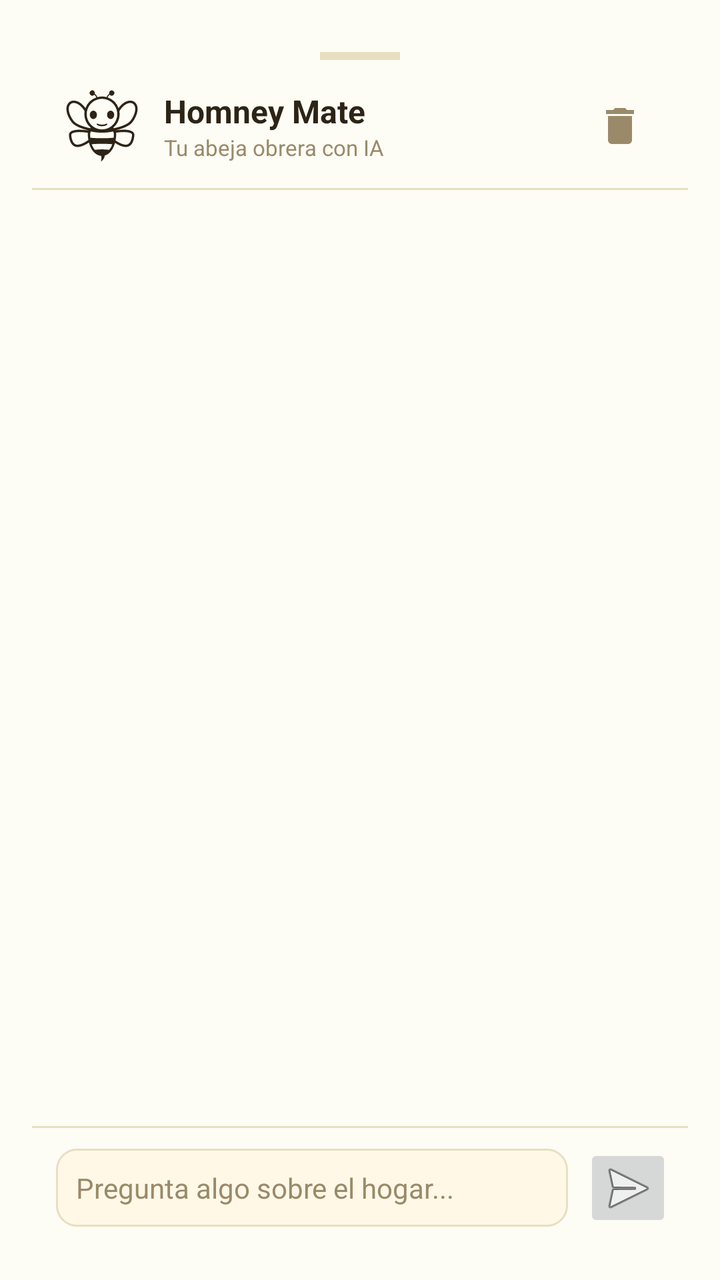
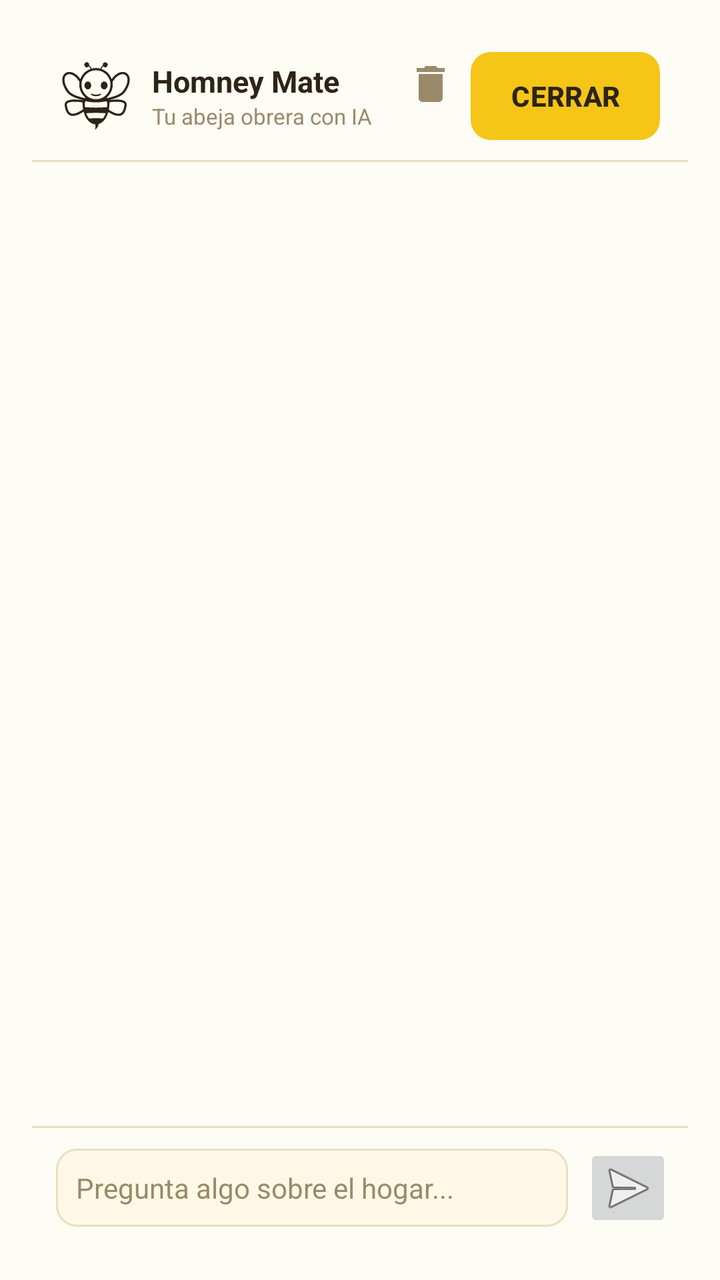

Two renders of the same Android screen: before a commit and after it. Below are the layout's source before the change and the commit's diff.
<!-- AndroidManifest.xml: application theme Theme.HomneyApp -->
<!-- res/layout/fragment_hogar_ai_chat.xml -->
<?xml version="1.0" encoding="utf-8"?>
<LinearLayout
    xmlns:android="http://schemas.android.com/apk/res/android"
    android:layout_width="match_parent"
    android:layout_height="match_parent"
    android:orientation="vertical"
    android:background="@color/background"
    android:padding="@dimen/activity_vertical_margin">

    
    <View
        android:layout_width="40dp"
        android:layout_height="4dp"
        android:layout_gravity="center_horizontal"
        android:layout_marginTop="10dp"
        android:layout_marginBottom="6dp"
        android:background="@color/border" />

    
    <LinearLayout
        android:layout_width="match_parent"
        android:layout_height="wrap_content"
        android:orientation="horizontal"
        android:gravity="center_vertical"
        android:paddingStart="16dp"
        android:paddingEnd="16dp"
        android:paddingTop="8dp"
        android:paddingBottom="12dp">

        <ImageView
            android:layout_width="38dp"
            android:layout_height="38dp"
            android:src="@drawable/homney_mate"
            android:layout_marginEnd="12dp" />

        <LinearLayout
            android:layout_width="0dp"
            android:layout_height="wrap_content"
            android:layout_weight="1"
            android:orientation="vertical">

            <TextView
                android:layout_width="wrap_content"
                android:layout_height="wrap_content"
                android:text="Homney Mate"
                android:textColor="@color/text"
                android:textSize="16sp"
                android:textStyle="bold" />

            <TextView
                android:layout_width="wrap_content"
                android:layout_height="wrap_content"
                android:text="Tu abeja obrera con IA"
                style="@style/Homney.Text.Muted"
                android:textSize="11sp" />
        </LinearLayout>

        <ImageButton
            android:id="@+id/btn_limpiar_historial"
            android:layout_width="36dp"
            android:layout_height="36dp"
            android:src="@drawable/ic_limpiar_chat"
            android:contentDescription="Limpiar historial"
            android:background="?attr/selectableItemBackgroundBorderless"
            android:padding="6dp" />

    </LinearLayout>

    
    <View
        android:layout_width="match_parent"
        android:layout_height="1dp"
        android:background="@color/border" />

    
    <ScrollView
        android:id="@+id/scroll_chat"
        android:layout_width="match_parent"
        android:layout_height="0dp"
        android:layout_weight="1"
        android:fillViewport="false"
        android:clipToPadding="false">

        <LinearLayout
            android:id="@+id/ll_mensajes"
            android:layout_width="match_parent"
            android:layout_height="wrap_content"
            android:orientation="vertical"
            android:padding="14dp" />

    </ScrollView>

    
    <ProgressBar
        android:id="@+id/loading_ia"
        android:layout_width="wrap_content"
        android:layout_height="24dp"
        android:layout_gravity="start"
        android:layout_marginStart="18dp"
        android:layout_marginBottom="4dp"
        android:visibility="gone"
        style="?android:attr/progressBarStyleSmall" />

    
    <View
        android:layout_width="match_parent"
        android:layout_height="1dp"
        android:background="@color/border" />

    
    <Button
        android:id="@+id/btn_aceptar_bienvenida"
        style="@style/Homney.Button.Primary"
        android:layout_width="match_parent"
        android:layout_height="wrap_content"
        android:layout_marginStart="16dp"
        android:layout_marginEnd="16dp"
        android:layout_marginTop="10dp"
        android:layout_marginBottom="12dp"
        android:text="¡Entendido! Ir a la colmena 🍯"
        android:visibility="gone" />

    
    <LinearLayout
        android:id="@+id/ll_barra_entrada"
        android:layout_width="match_parent"
        android:layout_height="wrap_content"
        android:orientation="horizontal"
        android:gravity="center_vertical"
        android:paddingStart="12dp"
        android:paddingEnd="8dp"
        android:paddingTop="8dp"
        android:paddingBottom="8dp">

        <EditText
            android:id="@+id/et_pregunta"
            android:layout_width="0dp"
            android:layout_height="wrap_content"
            android:layout_weight="1"
            android:hint="Pregunta algo sobre el hogar..."
            android:background="@drawable/bg_input"
            android:padding="10dp"
            android:textSize="14sp"
            android:textColor="@color/text"
            android:textColorHint="@color/muted"
            android:inputType="textMultiLine|textCapSentences"
            android:maxLines="3"
            android:layout_marginEnd="8dp" />

        <ImageButton
            android:id="@+id/btn_enviar_ia"
            android:layout_width="44dp"
            android:layout_height="44dp"
            android:src="@android:drawable/ic_menu_send"
            android:contentDescription="Enviar"
            android:padding="10dp" />

    </LinearLayout>

</LinearLayout>
<!-- resources referenced by this layout -->
<resources>
  <color name="background">#FDFCF5</color>
  <color name="border">#E8DFC0</color>
  <color name="muted">#9A8A6A</color>
  <color name="text">#2D2416</color>
  <dimen name="activity_vertical_margin">16dp</dimen>
  <!-- drawable bg_input (drawable) -->
  <?xml version="1.0" encoding="utf-8"?>
  <selector xmlns:android="http://schemas.android.com/apk/res/android">
  
      
      <item android:state_focused="true">
          <shape android:shape="rectangle">
              <solid android:color="@color/surface_two" />
              <stroke android:width="2dp" android:color="@color/accent" />
              <corners android:radius="10dp" />
          </shape>
      </item>
  
      
      <item>
          <shape android:shape="rectangle">
              <solid android:color="@color/surface_two" />
              <stroke android:width="1dp" android:color="@color/border" />
              <corners android:radius="10dp" />
          </shape>
      </item>
  
  </selector>
  <!-- drawable ic_limpiar_chat (drawable) -->
  <vector xmlns:android="http://schemas.android.com/apk/res/android"
      android:width="24dp"
      android:height="24dp"
      android:viewportWidth="24"
      android:viewportHeight="24">
      <path
          android:fillColor="@color/muted"
          android:pathData="M6,19c0,1.1 0.9,2 2,2h8c1.1,0 2,-0.9 2,-2V7H6v12zM19,4h-3.5l-1,-1h-5l-1,1H5v2h14V4z"/>
  </vector>
  <style name="Homney.Button.Primary" parent="Homney.Button.Base">
          <item name="android:background">@drawable/bg_button_primary</item>
          <item name="android:textColor">@color/text</item>
      </style>
  <style name="Homney.Text.Muted" parent="Homney.Text">
          <item name="android:textColor">@color/muted</item>
          <item name="android:textSize">12sp</item>
      </style>
  <style name="Theme.HomneyApp" parent="Theme.MaterialComponents.DayNight.DarkActionBar">
          
          <item name="colorPrimary">@color/accent</item>
          <item name="colorPrimaryVariant">@color/accent_dark</item>
          <item name="colorOnPrimary">@color/text</item>
          
          <item name="colorSecondary">@color/green</item>
          <item name="colorSecondaryVariant">@color/green_dark</item>
          <item name="colorOnSecondary">@color/text</item>
          
          <item name="android:colorBackground">@color/background</item>
          <item name="colorSurface">@color/surface</item>
          <item name="colorOnSurface">@color/text</item>
          
          <item name="android:statusBarColor" tools:targetApi="l">@color/accent_dark</item>
      </style>
  <color name="surface_two">#FFF8E7</color>
  <color name="accent">#F5C518</color>
  <style name="Homney.Button.Base" parent="Widget.AppCompat.Button">
          <item name="android:minHeight">44dp</item>
          <item name="android:paddingLeft">20dp</item>
          <item name="android:paddingRight">20dp</item>
          <item name="android:paddingTop">10dp</item>
          <item name="android:paddingBottom">10dp</item>
          <item name="android:textSize">14sp</item>
          <item name="android:textStyle">bold</item>
          <item name="android:fontFamily">sans-serif-medium</item>
          <item name="android:letterSpacing">0.01</item>
          <item name="android:stateListAnimator">@null</item>
          <item name="android:insetTop">0dp</item>
          <item name="android:insetBottom">0dp</item>
      </style>
  <style name="Homney.Text" parent="" />
  <color name="accent_dark">#D4A80E</color>
  <color name="green">#7CC87A</color>
  <color name="green_dark">#58A856</color>
  <color name="surface">#FFFFFFFF</color>
  <color name="accent_disabled">#8CF5C518</color>
  <!-- unchanged entries left out for length: 2 -->
</resources>

<!-- the commit's change to res/layout/fragment_hogar_ai_chat.xml (unified diff, before → after) -->
@@ -8,33 +8,25 @@
     android:padding="@dimen/activity_vertical_margin">
 
     
-    <View
-        android:layout_width="40dp"
-        android:layout_height="4dp"
-        android:layout_gravity="center_horizontal"
-        android:layout_marginTop="10dp"
-        android:layout_marginBottom="6dp"
-        android:background="@color/border" />
-
-    
     <LinearLayout
         android:layout_width="match_parent"
         android:layout_height="wrap_content"
         android:orientation="horizontal"
         android:gravity="center_vertical"
-        android:paddingStart="16dp"
-        android:paddingEnd="16dp"
-        android:paddingTop="8dp"
-        android:paddingBottom="12dp">
+        android:paddingStart="14dp"
+        android:paddingEnd="10dp"
+        android:paddingTop="10dp"
+        android:paddingBottom="10dp">
 
         <ImageView
-            android:layout_width="38dp"
-            android:layout_height="38dp"
+            android:layout_width="36dp"
+            android:layout_height="36dp"
             android:src="@drawable/homney_mate"
-            android:layout_marginEnd="12dp" />
+            android:layout_marginEnd="10dp"
+            />
 
         <LinearLayout
-            android:layout_width="0dp"
+            android:layout_width="226dp"
             android:layout_height="wrap_content"
             android:layout_weight="1"
             android:orientation="vertical">
@@ -44,25 +36,45 @@
                 android:layout_height="wrap_content"
                 android:text="Homney Mate"
                 android:textColor="@color/text"
-                android:textSize="16sp"
+                android:textSize="15sp"
                 android:textStyle="bold" />
 
             <TextView
+                style="@style/Homney.Text.Muted"
                 android:layout_width="wrap_content"
                 android:layout_height="wrap_content"
                 android:text="Tu abeja obrera con IA"
-                style="@style/Homney.Text.Muted"
                 android:textSize="11sp" />
         </LinearLayout>
 
-        <ImageButton
-            android:id="@+id/btn_limpiar_historial"
-            android:layout_width="36dp"
-            android:layout_height="36dp"
-            android:src="@drawable/ic_limpiar_chat"
-            android:contentDescription="Limpiar historial"
-            android:background="?attr/selectableItemBackgroundBorderless"
-            android:padding="6dp" />
+        <LinearLayout
+            android:layout_width="wrap_content"
+            android:layout_height="wrap_content">
+
+            
+            <ImageButton
+                android:id="@+id/btn_limpiar_historial"
+                android:layout_width="32dp"
+                android:layout_height="32dp"
+                android:src="@drawable/ic_limpiar_chat"
+                android:contentDescription="Limpiar historial"
+                android:background="?attr/selectableItemBackgroundBorderless"
+                android:padding="6dp"
+                android:layout_marginEnd="4dp" />
+
+            
+            <Button
+                android:id="@+id/btn_cerrar_ia"
+                style="@style/Homney.Button.Primary"
+                android:layout_width="wrap_content"
+                android:layout_height="wrap_content"
+                android:text="Cerrar"
+                android:layout_marginEnd="4dp" />
+
+            
+
+        </LinearLayout>
+
 
     </LinearLayout>
 
@@ -108,19 +120,6 @@
         android:background="@color/border" />
 
     
-    <Button
-        android:id="@+id/btn_aceptar_bienvenida"
-        style="@style/Homney.Button.Primary"
-        android:layout_width="match_parent"
-        android:layout_height="wrap_content"
-        android:layout_marginStart="16dp"
-        android:layout_marginEnd="16dp"
-        android:layout_marginTop="10dp"
-        android:layout_marginBottom="12dp"
-        android:text="¡Entendido! Ir a la colmena 🍯"
-        android:visibility="gone" />
-
-    
     <LinearLayout
         android:id="@+id/ll_barra_entrada"
         android:layout_width="match_parent"
<!-- resource entries referenced after the edit -->
@@ -77,6 +77,9 @@
           <item name="android:stateListAnimator">@null</item>
           <item name="android:insetTop">0dp</item>
           <item name="android:insetBottom">0dp</item>
+          
+          <item name="backgroundTint">@null</item>
+          <item name="android:backgroundTint">@null</item>
       </style>
   <style name="Homney.Text" parent="" />
   <color name="accent_dark">#D4A80E</color>
